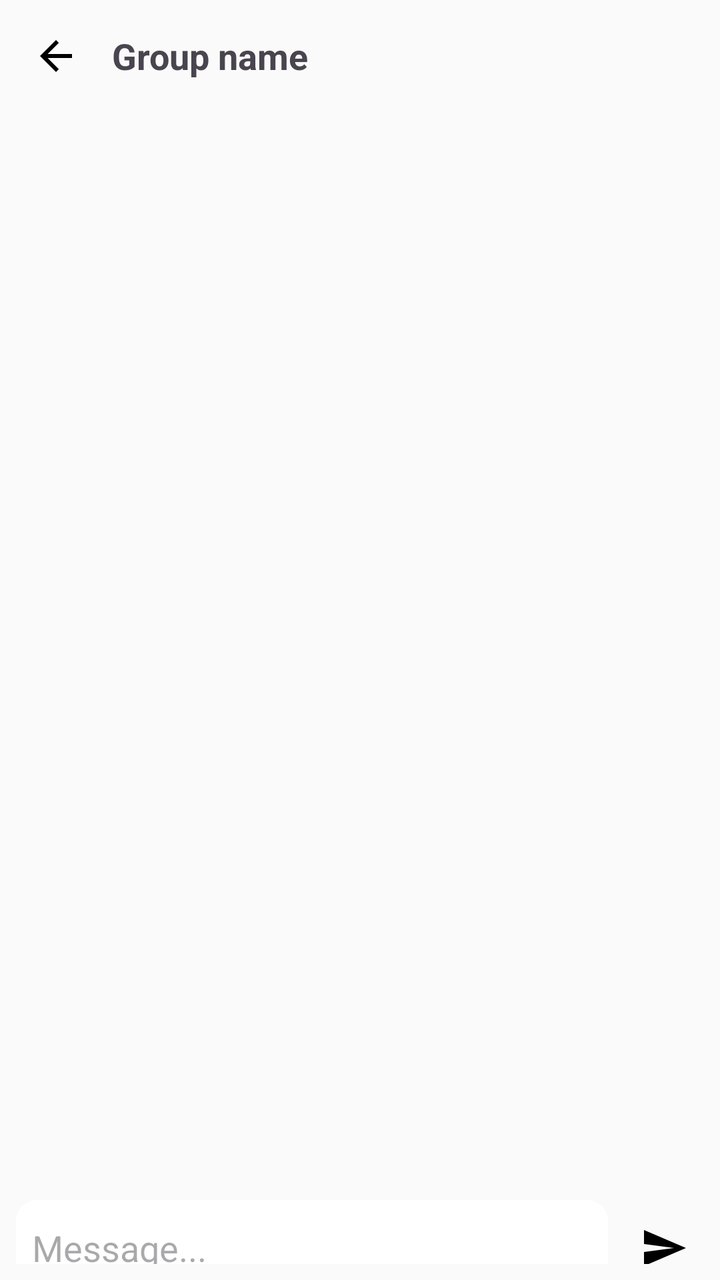
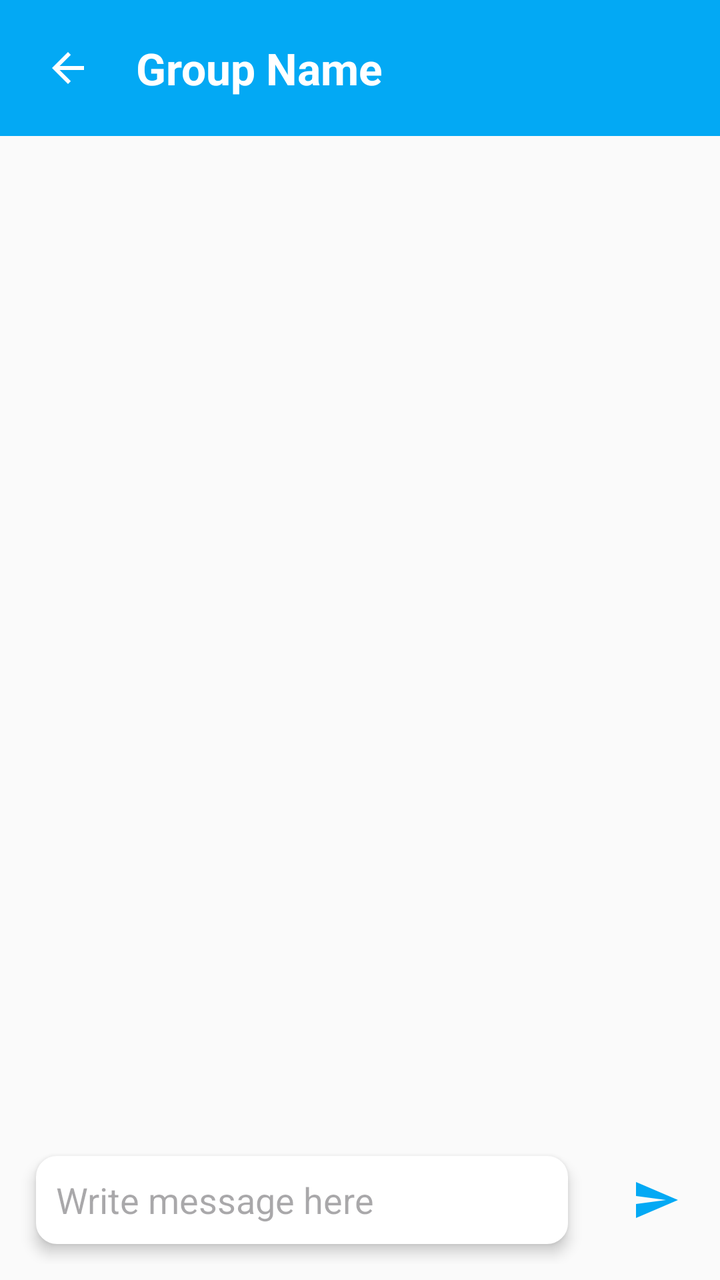

Before-and-after screenshots of an Android layout around one commit, followed by the original layout XML and the change that was made.
<!-- AndroidManifest.xml: application theme Theme.Chatrealtimeapp -->
<!-- res/layout/activity_group_chat.xml -->
<?xml version="1.0" encoding="utf-8"?>
<LinearLayout xmlns:android="http://schemas.android.com/apk/res/android"
    android:layout_width="match_parent"
    android:layout_height="match_parent"
    android:orientation="vertical">

    
    <LinearLayout
        android:layout_width="match_parent"
        android:layout_height="56dp"
        android:gravity="center_vertical"
        android:padding="8dp">

        <ImageButton
            android:id="@+id/back_btn"
            android:layout_width="40dp"
            android:layout_height="48dp"
            android:src="@drawable/icon_back"
            android:background="@android:color/transparent" />

        <TextView
            android:id="@+id/group_name_text"
            android:layout_width="wrap_content"
            android:layout_height="48dp"
            android:text="Group name"
            android:gravity="center"
            android:textSize="18sp"
            android:textStyle="bold"
            android:layout_marginStart="8dp" />
    </LinearLayout>

    <androidx.recyclerview.widget.RecyclerView
        android:id="@+id/group_chat_recycler_view"
        android:layout_width="match_parent"
        android:layout_height="0dp"
        android:layout_weight="1" />

    <LinearLayout
        android:layout_width="match_parent"
        android:layout_height="48dp"
        android:orientation="horizontal"
        android:padding="8dp">

        <EditText
            android:id="@+id/group_chat_message_input"
            android:layout_width="0dp"
            android:layout_height="48dp"
            android:layout_weight="1"
            android:minHeight="40dp"
            android:hint="Message..."
            android:background="@drawable/edit_text_rounded_corner"
            android:padding="8dp" />

        <ImageButton
            android:id="@+id/group_message_send_btn"
            android:layout_width="40dp"
            android:layout_height="48dp"
            android:src="@drawable/icon_send"
            android:background="@android:color/transparent"
            android:layout_marginStart="8dp" />
    </LinearLayout>

</LinearLayout>
<!-- resources referenced by this layout -->
<resources>
  <!-- drawable edit_text_rounded_corner (drawable) -->
  <?xml version="1.0" encoding="utf-8"?>
  <shape android:shape="rectangle" xmlns:android="http://schemas.android.com/apk/res/android">
  
      <stroke android:width="1dp" android:color="@color/white"/>
      <corners android:radius="10dp"/>
      <solid android:color="@color/white"/>
  </shape>
  <!-- drawable icon_back (drawable) -->
  <vector android:autoMirrored="true" android:height="24dp"
      android:tint="#000000" android:viewportHeight="24"
      android:viewportWidth="24" android:width="24dp" xmlns:android="http://schemas.android.com/apk/res/android">
      <path android:fillColor="@android:color/white" android:pathData="M20,11H7.83l5.59,-5.59L12,4l-8,8 8,8 1.41,-1.41L7.83,13H20v-2z"/>
  </vector>
  <!-- drawable icon_send (drawable) -->
  <vector android:autoMirrored="true" android:height="24dp"
      android:tint="#000000" android:viewportHeight="24"
      android:viewportWidth="24" android:width="24dp" xmlns:android="http://schemas.android.com/apk/res/android">
      <path android:fillColor="@android:color/white" android:pathData="M2.01,21L23,12 2.01,3 2,10l15,2 -15,2z"/>
  </vector>
  <style name="Theme.Chatrealtimeapp" parent="Base.Theme.Chatrealtimeapp" />
  <color name="white">#FFFFFFFF</color>
  <style name="Base.Theme.Chatrealtimeapp" parent="Theme.Material3.DayNight.NoActionBar">
          
           <item name="colorPrimary">@color/my_primary</item>
          <item name="colorPrimaryVariant">@color/my_primary</item>
          <item name="colorOnPrimary">@color/black</item>
  
          <item name="colorSecondary">@color/my_secondary</item>
          <item name="colorOnSecondary">@color/my_secondary</item>
          <item name="colorSecondaryVariant">@color/black</item>
  
          <item name="android:statusBarColor">?attr/colorPrimaryVariant</item>
          <item name="android:windowBackground">@color/off_white</item>
  
      </style>
  <color name="my_primary">#FF5964</color>
  <color name="black">#FF000000</color>
  <color name="my_secondary">#FFE74C</color>
  <color name="off_white">#FAFAFA</color>
</resources>

<!-- the commit's change to res/layout/activity_group_chat.xml (unified diff, before → after) -->
@@ -1,63 +1,88 @@
 <?xml version="1.0" encoding="utf-8"?>
-<LinearLayout xmlns:android="http://schemas.android.com/apk/res/android"
+<RelativeLayout xmlns:android="http://schemas.android.com/apk/res/android"
+    xmlns:app="http://schemas.android.com/apk/res-auto"
+    xmlns:tools="http://schemas.android.com/tools"
     android:layout_width="match_parent"
     android:layout_height="match_parent"
-    android:orientation="vertical">
+    tools:context=".GroupChatActivity">
 
     
-    <LinearLayout
+    <RelativeLayout
+        android:id="@+id/toolbar"
         android:layout_width="match_parent"
-        android:layout_height="56dp"
-        android:gravity="center_vertical"
-        android:padding="8dp">
+        android:layout_height="wrap_content"
+        android:background="@color/my_primary"
+        android:padding="10dp">
 
+        
         <ImageButton
             android:id="@+id/back_btn"
-            android:layout_width="40dp"
+            android:layout_width="48dp"
             android:layout_height="48dp"
+            android:layout_centerVertical="true"
+            android:background="?attr/selectableItemBackgroundBorderless"
             android:src="@drawable/icon_back"
-            android:background="@android:color/transparent" />
+            app:tint="@color/white" />
 
+        
         <TextView
             android:id="@+id/group_name_text"
             android:layout_width="wrap_content"
             android:layout_height="48dp"
-            android:text="Group name"
+            android:layout_centerVertical="true"
+            android:layout_marginStart="10dp"
+            android:text="Group Name"
+            android:layout_toRightOf="@id/back_btn"
             android:gravity="center"
-            android:textSize="18sp"
-            android:textStyle="bold"
-            android:layout_marginStart="8dp" />
-    </LinearLayout>
+            android:textColor="@color/white"
+            android:textSize="22sp"
+            android:textStyle="bold" />
+
+
+    </RelativeLayout>
 
     <androidx.recyclerview.widget.RecyclerView
         android:id="@+id/group_chat_recycler_view"
         android:layout_width="match_parent"
-        android:layout_height="0dp"
-        android:layout_weight="1" />
+        android:layout_height="match_parent"
+        android:layout_above="@id/bottom_layout"
+        android:layout_below="@id/toolbar" />
 
-    <LinearLayout
+
+    <RelativeLayout
+        android:id="@+id/bottom_layout"
         android:layout_width="match_parent"
-        android:layout_height="48dp"
-        android:orientation="horizontal"
+        android:layout_height="80dp"
+        android:layout_alignParentBottom="true"
         android:padding="8dp">
 
         <EditText
             android:id="@+id/group_chat_message_input"
-            android:layout_width="0dp"
-            android:layout_height="48dp"
-            android:layout_weight="1"
-            android:minHeight="40dp"
-            android:hint="Message..."
+            android:layout_width="match_parent"
+            android:layout_height="wrap_content"
+            android:layout_centerInParent="true"
+            android:layout_marginBottom="10dp"
+            android:layout_marginEnd="10dp"
+            android:layout_marginStart="10dp"
+            android:layout_marginTop="10dp"
+            android:layout_toLeftOf="@id/group_message_send_btn"
             android:background="@drawable/edit_text_rounded_corner"
-            android:padding="8dp" />
+            android:elevation="4dp"
+            android:hint="Write message here"
+            android:padding="10dp" />
 
         <ImageButton
             android:id="@+id/group_message_send_btn"
-            android:layout_width="40dp"
+            android:layout_width="48dp"
             android:layout_height="48dp"
+            android:layout_alignParentEnd="true"
+            android:layout_centerInParent="true"
+            android:layout_marginStart="10dp"
+            android:background="?attr/selectableItemBackgroundBorderless"
+            android:padding="8dp"
             android:src="@drawable/icon_send"
-            android:background="@android:color/transparent"
-            android:layout_marginStart="8dp" />
-    </LinearLayout>
+            app:tint="@color/my_primary" />
 
-</LinearLayout>
+    </RelativeLayout>
+
+</RelativeLayout>
<!-- resource entries referenced after the edit -->
@@ -36,7 +36,7 @@
           <item name="android:windowBackground">@color/off_white</item>
   
       </style>
-  <color name="my_primary">#FF5964</color>
+  <color name="my_primary">#03A9F4</color>
   <color name="black">#FF000000</color>
   <color name="my_secondary">#FFE74C</color>
   <color name="off_white">#FAFAFA</color>
